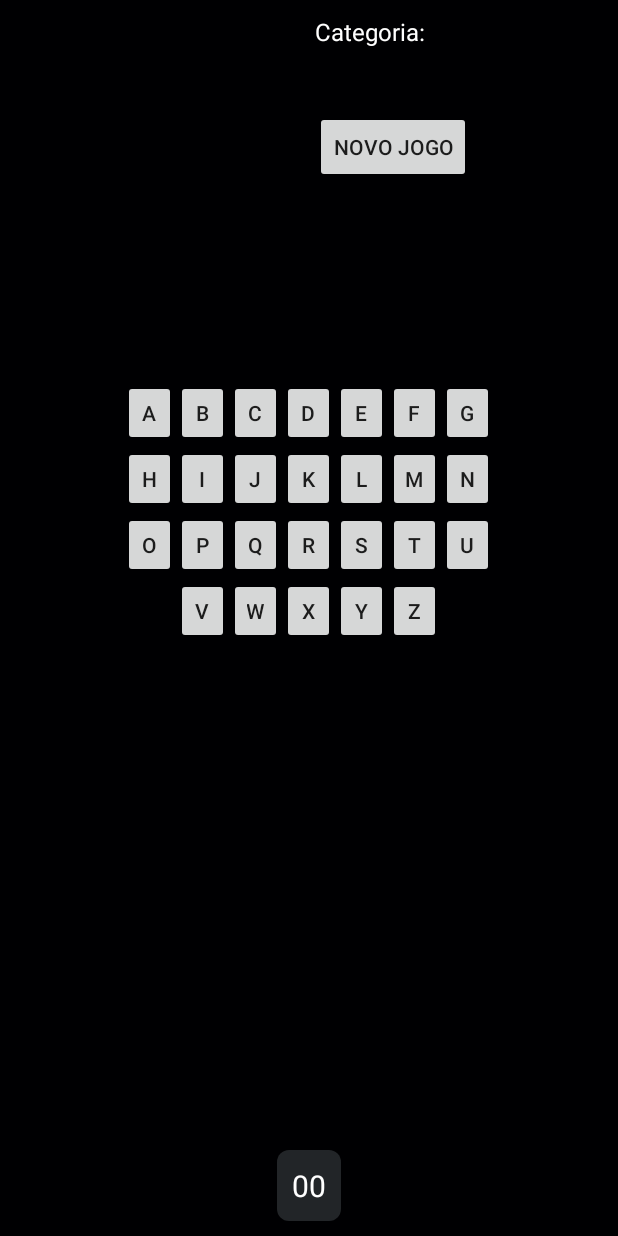
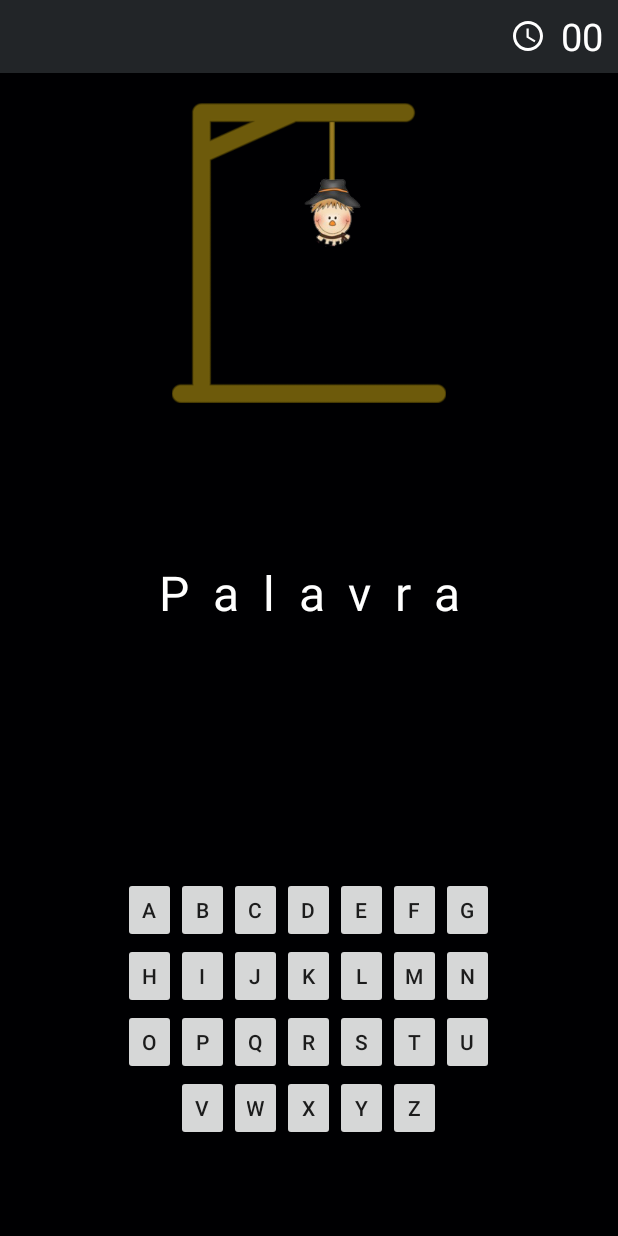
Before and after one commit to danillopneto/hangman, an Android app: the GameActivity screen opened directly, with no data from a screen before it, on a phone screen of 412 x 824 dp. Run offline under Robolectric (Android 15) with nearby library versions, the phone set to English and light mode, and no system bars; our stand-ins replace Firebase (no records; nobody signed in at launch, a user with empty details on screens opened directly).

Commit message:
Ajustes de layout do jogo, incluindo barra no topo com dados

```diff
--- a/app/src/main/java/ufg/go/br/hangman/GameActivity.java
+++ b/app/src/main/java/ufg/go/br/hangman/GameActivity.java
@@ -4,11 +4,14 @@ import android.content.Intent;
 import android.content.SharedPreferences;
 import android.graphics.Color;
 import android.graphics.drawable.Drawable;
+import android.media.Image;
+import android.os.Build;
 import android.os.CountDownTimer;
 import android.support.v7.app.AppCompatActivity;
 import android.os.Bundle;
 import android.util.Log;
 import android.view.View;
+import android.view.WindowManager;
 import android.widget.Button;
 import android.widget.ImageButton;
 import android.widget.ImageView;
@@ -20,11 +23,9 @@ import com.google.firebase.database.FirebaseDatabase;
 import com.google.firebase.database.ValueEventListener;
 import java.util.ArrayList;
 import java.util.List;
-
 import ufg.go.br.hangman.Util.AttemptResult;
 import ufg.go.br.hangman.Util.SoundGame;
 import ufg.go.br.hangman.Util.VibrationGame;
-import ufg.go.br.hangman.Util.WordManager;
 import ufg.go.br.hangman.model.DictionaryItem;
 import static android.content.ContentValues.TAG;
 import ufg.go.br.hangman.Util.GameManager;
@@ -43,10 +44,11 @@ public class GameActivity extends AppCompatActivity {
     TextView mWord;
     TextView mMeaning;
     TextView mCategoryLabel;
-    Button mNewGameButton;
+    LinearLayout mEndGameContainer;
     LinearLayout mLettersContainer;
     SoundGame sg;
     VibrationGame vg;
+    ImageView mClockImage;
     TextView mGameCountdown;
     GameManager mGameManager;
 
@@ -103,7 +105,7 @@ public class GameActivity extends AppCompatActivity {
     }
 
     private void newGame() {
-
+        mEndGameContainer.setVisibility(View.GONE);
 
         database.getReference("portuguese").child("words").child(category).addValueEventListener(new ValueEventListener() {
             @Override
@@ -131,7 +133,7 @@ public class GameActivity extends AppCompatActivity {
         guess = mGameManager.getNewWordMasked();
 
         mWord.setText(String.valueOf(guess));
-        mNewGameButton.setVisibility(View.GONE);
+        mLettersContainer.setVisibility(View.VISIBLE);
 
         sg = new SoundGame(GameActivity.this);
         vg = new VibrationGame(GameActivity.this);
@@ -171,15 +173,15 @@ public class GameActivity extends AppCompatActivity {
     }
 
     private void updateScreenOfGameOver(){
-        mNewGameButton.setVisibility(View.VISIBLE);
+        mEndGameContainer.setVisibility(View.VISIBLE);
         mLettersContainer.setVisibility(View.GONE);
+        mClockImage.setVisibility(View.GONE);
         mGameCountdown.setVisibility(View.GONE);
         countDownTimer.cancel();
         sg.stopMusicBehind();
         setHangDraw();
         mWord.setText(mGameManager.getWordToBeGuessed());
         mMeaning.setText(getString(R.string.meaning) + " " + mGameManager.getMeaning());
-        mMeaning.setVisibility(View.VISIBLE);
     }
 
     private void updateGameHistory(long seconds){
@@ -235,13 +237,13 @@ public class GameActivity extends AppCompatActivity {
         mWord = findViewById(R.id.mWord);
         mMeaning = findViewById(R.id.mMeaning);
         mCategoryLabel = findViewById(R.id.mCategoryLabel);
-        mNewGameButton = findViewById(R.id.mNewGameButton);
+        mEndGameContainer = findViewById(R.id.mEndGameContainer);
         mLettersContainer = findViewById(R.id.mLettersContainer);
+        mClockImage = findViewById(R.id.mClockImage);
         mGameCountdown = findViewById(R.id.mGameCountdown);
         category = getIntent().getStringExtra(getString(R.string.category));
         timeLimit = getIntent().getIntExtra(getString(R.string.total_time), 0);
         mCategoryLabel.setText(category);
-
     }
 
     private void removeButton(Button letterButton){
--- /dev/null
+++ b/app/src/main/res/drawable/ic_access_time_white_24dp.xml
@@ -0,0 +1,5 @@
+<vector android:height="24dp" android:tint="#FFFFFF"
+    android:viewportHeight="24.0" android:viewportWidth="24.0"
+    android:width="24dp" xmlns:android="http://schemas.android.com/apk/res/android">
+    <path android:fillColor="#FF000000" android:pathData="M11.99,2C6.47,2 2,6.48 2,12s4.47,10 9.99,10C17.52,22 22,17.52 22,12S17.52,2 11.99,2zM12,20c-4.42,0 -8,-3.58 -8,-8s3.58,-8 8,-8 8,3.58 8,8 -3.58,8 -8,8zM12.5,7H11v6l5.25,3.15 0.75,-1.23 -4.5,-2.67z"/>
+</vector>
--- a/app/src/main/res/layout/activity_game.xml
+++ b/app/src/main/res/layout/activity_game.xml
@@ -1,82 +1,106 @@
 <?xml version="1.0" encoding="utf-8"?>
+<LinearLayout
+    xmlns:android="http://schemas.android.com/apk/res/android"
+    xmlns:autofit="http://schemas.android.com/apk/res-auto"
+    android:layout_height="match_parent"
+    android:layout_width="match_parent"
+    android:orientation="vertical"
+    android:background="@color/colorPrimaryDark"
+    android:weightSum="5">
     <RelativeLayout
-    xmlns:android="http://schemas.android.com/apk/res/android"
-    xmlns:app="http://schemas.android.com/apk/res-auto"
-    android:layout_height="match_parent"
-    android:layout_width="wrap_content"
-    android:background="@color/colorPrimaryDark"
-    android:padding="10dp">
-
-    <LinearLayout
-        android:id="@+id/containerHangman"
+        android:id="@+id/mGeneralData"
         android:layout_width="match_parent"
-        android:orientation="horizontal"
-        android:layout_height="200dp">
-
-        <ImageView
-            android:id="@+id/mHangImage"
-            android:layout_width="200dp"
-            android:layout_height="match_parent" />
-
-
-        <LinearLayout
-            android:layout_width="wrap_content"
-            android:layout_height="match_parent"
-            android:orientation="vertical">
-
-            <TextView
-                android:layout_width="wrap_content"
         android:layout_height="wrap_content"
-                android:text="@string/category"
-                android:textColor="@color/colorText"
-                android:textSize="16dp" />
-
+        android:layout_weight="0.2"
+        android:paddingRight="10dp"
+        android:background="@color/colorButton">
         <TextView
             android:id="@+id/mCategoryLabel"
             android:layout_width="wrap_content"
             android:layout_height="wrap_content"
-                android:textSize="16dp"
+            android:textSize="25dp"
             android:textColor="@color/colorText"
+            android:layout_centerInParent="true"
             android:textStyle="bold" />
 
-            <Button
-                android:id="@+id/mNewGameButton"
-                android:layout_marginTop="20dp"
+        <ImageView
+            android:id="@+id/mClockImage"
             android:layout_width="wrap_content"
             android:layout_height="wrap_content"
-                android:text="@string/new_game"
-                android:onClick="startNewGame" />
-
-        </LinearLayout>
-
-    </LinearLayout>
+            android:layout_centerVertical="true"
+            android:layout_marginRight="10dp"
+            android:src="@drawable/ic_access_time_white_24dp"
+            android:layout_toLeftOf="@+id/mGameCountdown"/>
+        <TextView
+            android:id="@+id/mGameCountdown"
+            android:layout_height="wrap_content"
+            android:layout_width="wrap_content"
+            android:textSize="25dp"
+            android:layout_centerInParent="true"
+            android:layout_alignParentRight="true"
+            android:textColor="@color/colorText"
+            android:text="00"/>
+    </RelativeLayout>
+    <LinearLayout
+        android:id="@+id/mGameContainer"
+        android:layout_width="match_parent"
+        android:layout_height="wrap_content"
+        android:orientation="vertical"
+        android:layout_weight="3">
+        <LinearLayout
+            android:layout_width="match_parent"
+            android:layout_height="match_parent"
+            android:orientation="vertical">
+            <ImageView
+                android:id="@+id/mHangImage"
+                android:layout_width="match_parent"
+                android:layout_height="200dp"
+                android:layout_marginTop="20dp"
+                android:src="@drawable/first"/>
             <TextView
                 android:id="@+id/mWord"
                 android:layout_width="match_parent"
+                android:layout_height="match_parent"
+                android:letterSpacing="0.5"
+                android:textSize="32dp"
+                android:gravity="center_horizontal|center_vertical"
+                android:textColor="@color/colorText"
+                android:text="@string/word"/>
+        </LinearLayout>
+    </LinearLayout>
+
+    <LinearLayout
+        android:id="@+id/mEndGameContainer"
+        android:layout_width="match_parent"
         android:layout_height="wrap_content"
-        android:layout_centerHorizontal="true"
-        android:letterSpacing="0.5"
-        android:ems="10"
-        android:textSize="32dp"
-        android:gravity="center_horizontal"
-        android:textColor="@color/colorText"
-        android:layout_below="@+id/containerHangman"/>
+        android:layout_weight="1.8"
+        android:orientation="vertical"
+        android:visibility="visible">
         <TextView
             android:id="@+id/mMeaning"
             android:layout_width="match_parent"
             android:layout_height="wrap_content"
-        android:layout_centerHorizontal="true"
             android:layout_marginTop="10dp"
             android:textSize="22dp"
             android:gravity="center_horizontal"
             android:textColor="@color/colorText"
-        android:layout_below="@+id/mWord"
-        android:visibility="gone" />
+            android:text="@string/meaning"
+            android:layout_below="@+id/mWord" />
+        <Button
+            android:id="@+id/mNewGameButton"
+            android:layout_marginBottom="10dp"
+            android:layout_width="wrap_content"
+            android:layout_height="wrap_content"
+            android:text="@string/new_game"
+            android:layout_gravity="bottom|center_horizontal"
+            android:onClick="startNewGame" />
+    </LinearLayout>
     <LinearLayout
         android:id="@+id/mLettersContainer"
         android:layout_below="@+id/mWord"
         android:layout_width="match_parent"
         android:layout_height="wrap_content"
+        android:layout_weight="1.8"
         android:orientation="vertical"
         android:gravity="center_vertical|center_horizontal">
         <LinearLayout
@@ -84,7 +108,7 @@
             android:layout_below="@+id/mWord"
             android:layout_width="match_parent"
             android:layout_height="wrap_content"
-            android:gravity="center_vertical|center_horizontal">
+            android:gravity="center_horizontal">
             <Button
                 android:id="@+id/mButtonA"
                 android:layout_width="35dp"
@@ -134,7 +158,7 @@
             android:layout_width="match_parent"
             android:layout_height="wrap_content"
             android:layout_below="@+id/firstContainer"
-            android:gravity="center_vertical|center_horizontal">
+            android:gravity="center_horizontal">
             <Button
                 android:id="@+id/mButtonH"
                 android:layout_width="35dp"
@@ -183,7 +207,7 @@
             android:layout_width="match_parent"
             android:layout_height="wrap_content"
             android:layout_below="@+id/secondContainer"
-            android:gravity="center_vertical|center_horizontal">
+            android:gravity="center_horizontal">
             <Button
                 android:id="@+id/mButtonO"
                 android:layout_width="35dp"
@@ -231,7 +255,7 @@
             android:layout_width="match_parent"
             android:layout_height="wrap_content"
             android:layout_below="@+id/thirdContainer"
-            android:gravity="center_vertical|center_horizontal">
+            android:gravity="center_horizontal">
             <Button
                 android:id="@+id/mButtonV"
                 android:layout_width="35dp"
@@ -264,17 +288,4 @@
                 android:onClick="letterPressed"/>
         </LinearLayout>
     </LinearLayout>
-
-    <TextView
-        android:id="@+id/mGameCountdown"
-        android:layout_height="wrap_content"
-        android:layout_width="wrap_content"
-        android:layout_alignParentBottom="true"
-        android:layout_centerHorizontal="true"
-        android:padding="10dp"
-        android:textSize="20dp"
-        android:textColor="@color/colorText"
-        android:background="@drawable/roundedbutton"
-        android:text="00"/>
-
-</RelativeLayout>
+</LinearLayout>
--- a/app/src/main/res/values/strings.xml
+++ b/app/src/main/res/values/strings.xml
@@ -14,4 +14,5 @@
     <string name="language">language</string>
     <string name="meaning">Significado:</string>
     <string name="history">Histórico</string>
+    <string name="word">Palavra</string>
 </resources>
```
Lines whose indentation alone changed are shown as unchanged.
